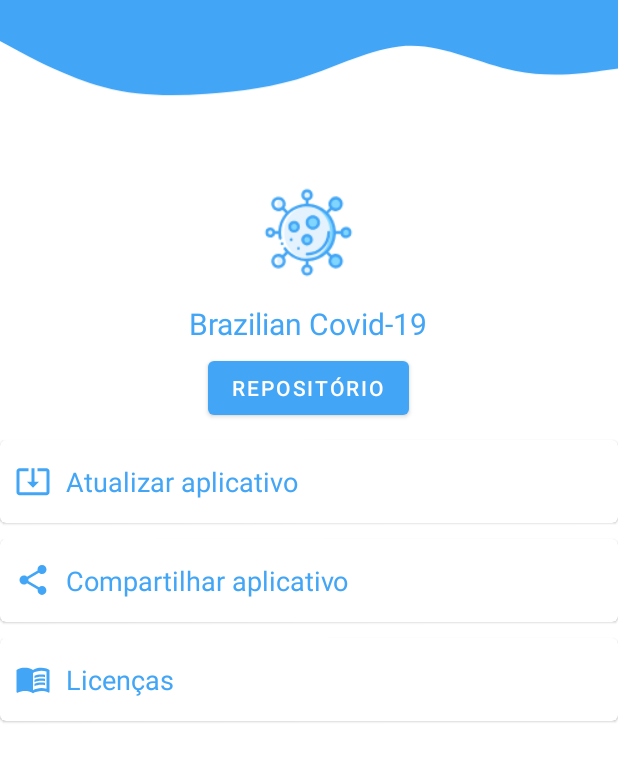
After one commit to zLuCaS2K/BrazilianCovid19, an Android app: the layout fragment_about.xml on its own in the app's theme, with its tools: preview values and no code run, on a phone screen of 412 x 824 dp. The commit adds this screen. Shown: the top 762 px of the screen. Run offline under Robolectric (Android 15) with nearby library versions, the phone set to English and light mode, and no system bars.

Commit message:
Implementaçãp do AboutFragment

```diff
--- /dev/null
+++ b/app/src/main/res/drawable/ic_download.xml
@@ -0,0 +1,10 @@
+<vector xmlns:android="http://schemas.android.com/apk/res/android"
+    android:width="24dp"
+    android:height="24dp"
+    android:viewportWidth="24"
+    android:viewportHeight="24"
+    android:tint="@color/blue">
+  <path
+      android:fillColor="@android:color/white"
+      android:pathData="M12,16.5l4,-4h-3v-9h-2v9L8,12.5l4,4zM21,3.5h-6v1.99h6v14.03L3,19.52L3,5.49h6L9,3.5L3,3.5c-1.1,0 -2,0.9 -2,2v14c0,1.1 0.9,2 2,2h18c1.1,0 2,-0.9 2,-2v-14c0,-1.1 -0.9,-2 -2,-2z"/>
+</vector>
--- /dev/null
+++ b/app/src/main/res/drawable/ic_library.xml
@@ -0,0 +1,19 @@
+<vector xmlns:android="http://schemas.android.com/apk/res/android"
+    android:width="24dp"
+    android:height="24dp"
+    android:tint="@color/blue"
+    android:viewportWidth="24"
+    android:viewportHeight="24">
+    <path
+        android:fillColor="@android:color/white"
+        android:pathData="M21,5c-1.11,-0.35 -2.33,-0.5 -3.5,-0.5c-1.95,0 -4.05,0.4 -5.5,1.5c-1.45,-1.1 -3.55,-1.5 -5.5,-1.5S2.45,4.9 1,6v14.65c0,0.25 0.25,0.5 0.5,0.5c0.1,0 0.15,-0.05 0.25,-0.05C3.1,20.45 5.05,20 6.5,20c1.95,0 4.05,0.4 5.5,1.5c1.35,-0.85 3.8,-1.5 5.5,-1.5c1.65,0 3.35,0.3 4.75,1.05c0.1,0.05 0.15,0.05 0.25,0.05c0.25,0 0.5,-0.25 0.5,-0.5V6C22.4,5.55 21.75,5.25 21,5zM21,18.5c-1.1,-0.35 -2.3,-0.5 -3.5,-0.5c-1.7,0 -4.15,0.65 -5.5,1.5V8c1.35,-0.85 3.8,-1.5 5.5,-1.5c1.2,0 2.4,0.15 3.5,0.5V18.5z" />
+    <path
+        android:fillColor="@android:color/white"
+        android:pathData="M17.5,10.5c0.88,0 1.73,0.09 2.5,0.26V9.24C19.21,9.09 18.36,9 17.5,9c-1.7,0 -3.24,0.29 -4.5,0.83v1.66C14.13,10.85 15.7,10.5 17.5,10.5z" />
+    <path
+        android:fillColor="@android:color/white"
+        android:pathData="M13,12.49v1.66c1.13,-0.64 2.7,-0.99 4.5,-0.99c0.88,0 1.73,0.09 2.5,0.26V11.9c-0.79,-0.15 -1.64,-0.24 -2.5,-0.24C15.8,11.66 14.26,11.96 13,12.49z" />
+    <path
+        android:fillColor="@android:color/white"
+        android:pathData="M17.5,14.33c-1.7,0 -3.24,0.29 -4.5,0.83v1.66c1.13,-0.64 2.7,-0.99 4.5,-0.99c0.88,0 1.73,0.09 2.5,0.26v-1.52C19.21,14.41 18.36,14.33 17.5,14.33z" />
+</vector>
--- /dev/null
+++ b/app/src/main/res/drawable/ic_share.xml
@@ -0,0 +1,10 @@
+<vector xmlns:android="http://schemas.android.com/apk/res/android"
+    android:width="24dp"
+    android:height="24dp"
+    android:tint="@color/blue"
+    android:viewportWidth="24"
+    android:viewportHeight="24">
+    <path
+        android:fillColor="@android:color/white"
+        android:pathData="M18,16.08c-0.76,0 -1.44,0.3 -1.96,0.77L8.91,12.7c0.05,-0.23 0.09,-0.46 0.09,-0.7s-0.04,-0.47 -0.09,-0.7l7.05,-4.11c0.54,0.5 1.25,0.81 2.04,0.81 1.66,0 3,-1.34 3,-3s-1.34,-3 -3,-3 -3,1.34 -3,3c0,0.24 0.04,0.47 0.09,0.7L8.04,9.81C7.5,9.31 6.79,9 6,9c-1.66,0 -3,1.34 -3,3s1.34,3 3,3c0.79,0 1.5,-0.31 2.04,-0.81l7.12,4.16c-0.05,0.21 -0.08,0.43 -0.08,0.65 0,1.61 1.31,2.92 2.92,2.92 1.61,0 2.92,-1.31 2.92,-2.92s-1.31,-2.92 -2.92,-2.92z" />
+</vector>
--- /dev/null
+++ b/app/src/main/res/layout/fragment_about.xml
@@ -0,0 +1,99 @@
+<?xml version="1.0" encoding="utf-8"?>
+
+<LinearLayout xmlns:android="http://schemas.android.com/apk/res/android"
+    xmlns:app="http://schemas.android.com/apk/res-auto"
+    xmlns:tools="http://schemas.android.com/tools"
+    android:layout_width="match_parent"
+    android:layout_height="match_parent"
+    android:orientation="vertical"
+    tools:context=".ui.fragments.AboutFragment">
+
+    <ImageView
+        style="@style/StyleToolbarImageView"
+        android:contentDescription="@null" />
+
+    <ImageView
+        android:layout_width="90dp"
+        android:layout_height="90dp"
+        android:layout_gravity="center"
+        android:layout_marginTop="10dp"
+        android:contentDescription="@null"
+        android:src="@mipmap/ic_launcher_round" />
+
+    <TextView
+        android:layout_width="wrap_content"
+        android:layout_height="wrap_content"
+        android:layout_gravity="center"
+        android:layout_marginTop="2dp"
+        android:text="@string/app_name"
+        android:textColor="@color/blue"
+        android:textSize="20sp" />
+
+    <com.google.android.material.button.MaterialButton
+        android:id="@+id/btnGoRepositoryGitHun"
+        android:layout_width="wrap_content"
+        android:layout_height="wrap_content"
+        android:layout_gravity="center"
+        android:layout_marginTop="5dp"
+        android:layout_marginBottom="5dp"
+        android:text="@string/repository" />
+
+    <LinearLayout
+        android:layout_width="match_parent"
+        android:layout_height="wrap_content"
+        android:orientation="vertical">
+
+        <com.google.android.material.card.MaterialCardView
+            android:id="@+id/cardUpdateApp"
+            android:layout_width="match_parent"
+            android:layout_height="wrap_content"
+            android:layout_marginTop="5dp"
+            android:layout_marginBottom="5dp"
+            android:clickable="true"
+            android:focusable="true">
+
+            <TextView
+                style="@style/TextViewAboutScreen"
+                android:drawablePadding="10dp"
+                android:text="@string/update_app"
+                app:drawableStartCompat="@drawable/ic_download" />
+
+        </com.google.android.material.card.MaterialCardView>
+
+        <com.google.android.material.card.MaterialCardView
+            android:id="@+id/cardShareApp"
+            android:layout_width="match_parent"
+            android:layout_height="wrap_content"
+            android:layout_marginTop="5dp"
+            android:layout_marginBottom="5dp"
+            android:clickable="true"
+            android:focusable="true">
+
+            <TextView
+                style="@style/TextViewAboutScreen"
+                android:drawablePadding="10dp"
+                android:text="@string/share_app"
+                app:drawableStartCompat="@drawable/ic_share" />
+
+        </com.google.android.material.card.MaterialCardView>
+
+        <com.google.android.material.card.MaterialCardView
+            android:id="@+id/cardLicenses"
+            android:layout_width="match_parent"
+            android:layout_height="wrap_content"
+            android:layout_marginTop="5dp"
+            android:layout_marginBottom="5dp"
+            android:clickable="true"
+            android:focusable="true">
+
+            <TextView
+                style="@style/TextViewAboutScreen"
+                android:drawablePadding="10dp"
+                android:text="@string/licenses"
+                app:drawableStartCompat="@drawable/ic_library" />
+
+        </com.google.android.material.card.MaterialCardView>
+
+    </LinearLayout>
+
+</LinearLayout>
--- a/app/src/main/res/menu/bottom_navigation.xml
+++ b/app/src/main/res/menu/bottom_navigation.xml
@@ -21,5 +21,10 @@
         android:title="@string/maps"
         app:exb_color="@color/blue" />
 
+    <item
+        android:id="@+id/navAbout"
+        android:icon="@drawable/ic_about"
+        android:title="@string/about"
+        app:exb_color="@color/blue" />
 
 </menu>
--- a/app/src/main/res/values/strings.xml
+++ b/app/src/main/res/values/strings.xml
@@ -1,35 +1,42 @@
 <resources>
     <string name="app_name">Brazilian Covid-19</string>
+    <!-- BottomNavigationBar -->
+    <string name="home">Principal</string>
+    <string name="states">Estados</string>
+    <string name="maps">Mapa</string>
     <!-- Home Fragment -->
     <string name="confirmeds">Confirmados</string>
     <string name="deaths">Óbitos</string>
+    <string name="population">População</string>
+    <string name="death_percent">Óbitos %</string>
     <string name="refresh">Atualizar</string>
+    <string name="last_verify">Última Verificação :</string>
     <!-- Prenvenções -->
     <string name="preventions">Prevenções</string>
     <string name="use_mask">Use sempre mascará</string>
     <string name="washing_hand">Lave bem as suas mãos</string>
     <string name="distance">Mantenha distância</string>
-    <!-- TODO: Remove or change this placeholder text -->
-    <string name="hello_blank_fragment">Hello blank fragment</string>
-    <string name="home">Principal</string>
-    <string name="states">Estados</string>
-    <string name="maps">Mapa</string>
-
-    <string name="last_verify">Última Verificação :</string>
+    <!-- Dialogs -->
     <string name="error">Algo deu errado</string>
     <string name="error_dialog">Ocorreu um erro ao tentar obter os dados, verifique sua conexão com a internet e tente novamente.</string>
     <string name="try_again">Tente Novamente</string>
+    <!-- Sintomas -->
+    <string name="symptoms">Sintomas</string>
     <string name="fever">Febre</string>
     <string name="cough">Tosse seca</string>
     <string name="fatigue">Cansaço</string>
     <string name="pain">Dores e desconfortos</string>
     <string name="sore_throat">Dor de garganta</string>
     <string name="diarrhoea">Diarréia</string>
-    <string name="conjuctivitis">conjuntivite</string>
+    <string name="conjuctivitis">Conjuntivite</string>
     <string name="headache">Dor de cabeça</string>
     <string name="loss_taste">Perda de paladar</string>
     <string name="loss_smell">Perda do olfato</string>
-    <string name="symptoms">Sintomas</string>
-    <string name="population">População</string>
-    <string name="death_percent">Óbitos %</string>
+    <!-- TODO: Remove or change this placeholder text -->
+    <string name="hello_blank_fragment">Hello blank fragment</string>
+    <string name="update_app">Atualizar aplicativo</string>
+    <string name="share_app">Compartilhar aplicativo</string>
+    <string name="licenses">Licenças</string>
+    <string name="about">Sobre</string>
+    <string name="repository">Repositório</string>
 </resources>
--- a/app/src/main/res/values/styles.xml
+++ b/app/src/main/res/values/styles.xml
@@ -99,4 +99,23 @@
         <item name="android:textStyle">bold</item>
     </style>
 
+    <style name="ImageViewAboutScreen">
+        <item name="android:layout_width">30dp</item>
+        <item name="android:layout_height">30dp</item>
+        <item name="android:layout_marginTop">15dp</item>
+        <item name="android:layout_marginBottom">15dp</item>
+        <item name="android:layout_marginStart">10dp</item>
+    </style>
+
+    <style name="TextViewAboutScreen">
+        <item name="android:layout_width">wrap_content</item>
+        <item name="android:layout_height">wrap_content</item>
+        <item name="android:layout_gravity">center_vertical</item>
+        <item name="android:layout_marginStart">10dp</item>
+        <item name="android:layout_marginTop">15dp</item>
+        <item name="android:layout_marginBottom">15dp</item>
+        <item name="android:textColor">@color/blue</item>
+        <item name="android:textSize">18sp</item>
+    </style>
+
 </resources>
```
Also changed, not shown: app/src/main/java/com/lucasprojects/braziliancovid19/ui/fragments/AboutFragment.kt (added, +50 -0 lines), app/src/main/java/com/lucasprojects/braziliancovid19/utils/Constants.kt (+6 -1 lines), app/src/main/res/drawable/ic_about.xml (added, +10 -0 lines), app/src/main/res/navigation/bottom_navigation_main.xml (+6 -1 lines).
